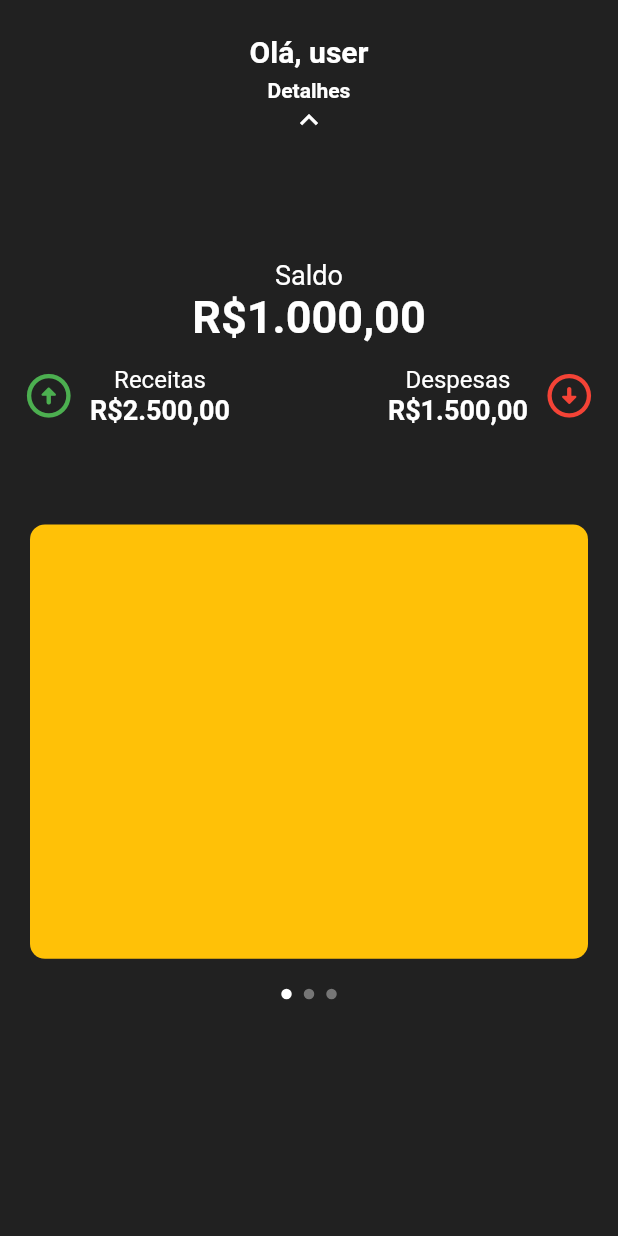
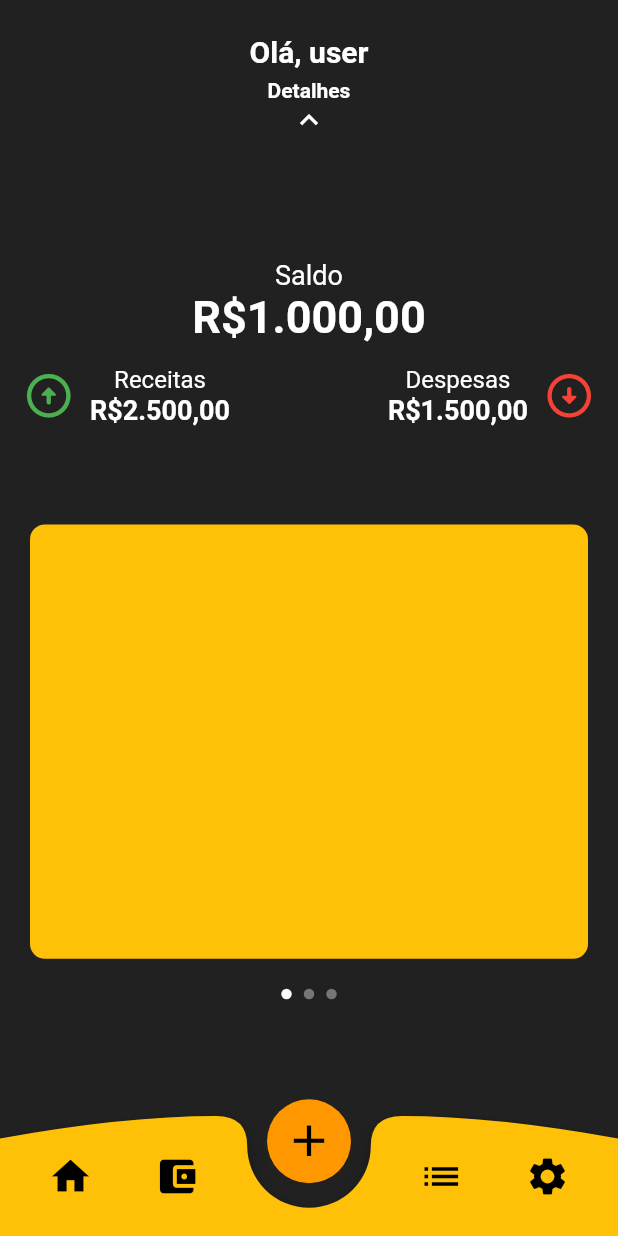
Before and after one commit to Mateus3578/CurrencyManager, a Flutter app: the screen it shows after launch, after a tap on an icon or button, on a phone screen of 412 x 824 dp. Run offline on Flutter 3.47's test engine with Material 2 defaults, Android fonts, the light colour scheme and no system bars.

Commit message:
Criação da barra de opções
+ Criação de uma barra customizada (obrigado Google);

>Falta comentar e explicar o que ta acontecendo ali

```diff
--- /dev/null
+++ b/lib/pages/home/classes/navbar_custom_painter.dart
@@ -0,0 +1,36 @@
+import 'package:flutter/material.dart';
+
+/* Desenha a barra de menu. Recebe como parâmetro a cor de fundo. */
+class NavbarCustomPainter extends CustomPainter {
+  final Color mainColor;
+
+  NavbarCustomPainter(this.mainColor);
+
+  @override
+  void paint(Canvas canvas, Size size) {
+    Paint paint = Paint()
+      ..color = mainColor
+      ..style = PaintingStyle.fill;
+    Path path = Path()..moveTo(0, 15);
+
+    path.quadraticBezierTo(size.width * 0.2, 0, size.width * 0.35, 0);
+    path.quadraticBezierTo(size.width * 0.4, 0, size.width * 0.4, 20);
+    path.arcToPoint(Offset(size.width * 0.6, 20),
+        radius: Radius.circular(10), clockwise: false);
+    path.quadraticBezierTo(size.width * 0.6, 0, size.width * 0.65, 0);
+    path.quadraticBezierTo(size.width * 0.8, 0, size.width, 15);
+
+    path.lineTo(size.width, size.height);
+    path.lineTo(0, size.height);
+    path.close();
+
+    canvas.drawShadow(path, Colors.black, 5, true);
+
+    canvas.drawPath(path, paint);
+  }
+
+  @override
+  bool shouldRepaint(covariant CustomPainter oldDelegate) {
+    return false;
+  }
+}
--- a/lib/pages/home/home.dart
+++ b/lib/pages/home/home.dart
@@ -1,4 +1,5 @@
 import 'package:flutter/material.dart';
+import 'package:tc/pages/home/widgets/bottom_menu.dart';
 import 'package:tc/pages/home/widgets/card_money.dart';
 import 'package:tc/pages/home/widgets/card_show_money.dart';
 import 'package:tc/pages/home/widgets/dots_graphs.dart';
@@ -20,7 +21,7 @@ class _HomeState extends State<Home> {
     _showMoney = false;
     _index = 0;
     _yPosition = 0;
-  } // Inicia tudo com 0 fds
+  } // Inicia tudo com 0
 
   @override
   Widget build(BuildContext context) {
@@ -108,6 +109,7 @@ class _HomeState extends State<Home> {
             // Posição levando em conta o card de saldo
             top: !_showMoney ? _screenHeight * 0.60 : _screenHeight * 0.80,
           ),
+          BottomMenu(),
         ],
       ),
     );
--- /dev/null
+++ b/lib/pages/home/widgets/bottom_menu.dart
@@ -0,0 +1,80 @@
+import 'package:flutter/material.dart';
+import 'package:tc/pages/home/classes/navbar_custom_painter.dart';
+
+class BottomMenu extends StatefulWidget {
+  const BottomMenu({Key? key}) : super(key: key);
+
+  @override
+  _BottomMenuState createState() => _BottomMenuState();
+}
+
+class _BottomMenuState extends State<BottomMenu> {
+  @override
+  Widget build(BuildContext context) {
+    final Size size = MediaQuery.of(context).size;
+    return Positioned(
+        bottom: 0,
+        left: 0,
+        child: Container(
+          width: size.width,
+          height: 80,
+          child: Stack(
+            children: [
+              CustomPaint(
+                size: Size(size.width, 80),
+                painter: NavbarCustomPainter(Colors.amber),
+              ),
+              Center(
+                heightFactor: 0.6,
+                child: FloatingActionButton(
+                  onPressed: () {},
+                  backgroundColor: Colors.orange,
+                  child: Icon(
+                    Icons.add,
+                    size: 35,
+                  ),
+                  elevation: 0.1,
+                ),
+              ),
+              Container(
+                width: size.width,
+                height: 80,
+                child: Row(
+                  mainAxisAlignment: MainAxisAlignment.spaceEvenly,
+                  children: [
+                    IconButton(
+                      onPressed: () {},
+                      icon: Icon(Icons.home),
+                      color: Colors.black,
+                      iconSize: 30,
+                    ),
+                    IconButton(
+                      onPressed: () {},
+                      icon: Icon(Icons.account_balance_wallet),
+                      color: Colors.black,
+                      iconSize: 30,
+                    ),
+                    //Espaçamento
+                    SizedBox(
+                      width: size.width * 0.2,
+                    ),
+                    IconButton(
+                      onPressed: () {},
+                      icon: Icon(Icons.list),
+                      color: Colors.black,
+                      iconSize: 30,
+                    ),
+                    IconButton(
+                      onPressed: () {},
+                      icon: Icon(Icons.settings),
+                      color: Colors.black,
+                      iconSize: 30,
+                    ),
+                  ],
+                ),
+              ),
+            ],
+          ),
+        ));
+  }
+}
--- a/lib/pages/home/widgets/card_money.dart
+++ b/lib/pages/home/widgets/card_money.dart
@@ -4,8 +4,11 @@ class CardMoney extends StatelessWidget {
   final double top;
   final bool showMoney;
 
-  const CardMoney({Key? key, required this.top, required this.showMoney})
-      : super(key: key);
+  const CardMoney({
+    Key? key,
+    required this.top,
+    required this.showMoney,
+  }) : super(key: key);
 
   @override
   Widget build(BuildContext context) {
```
